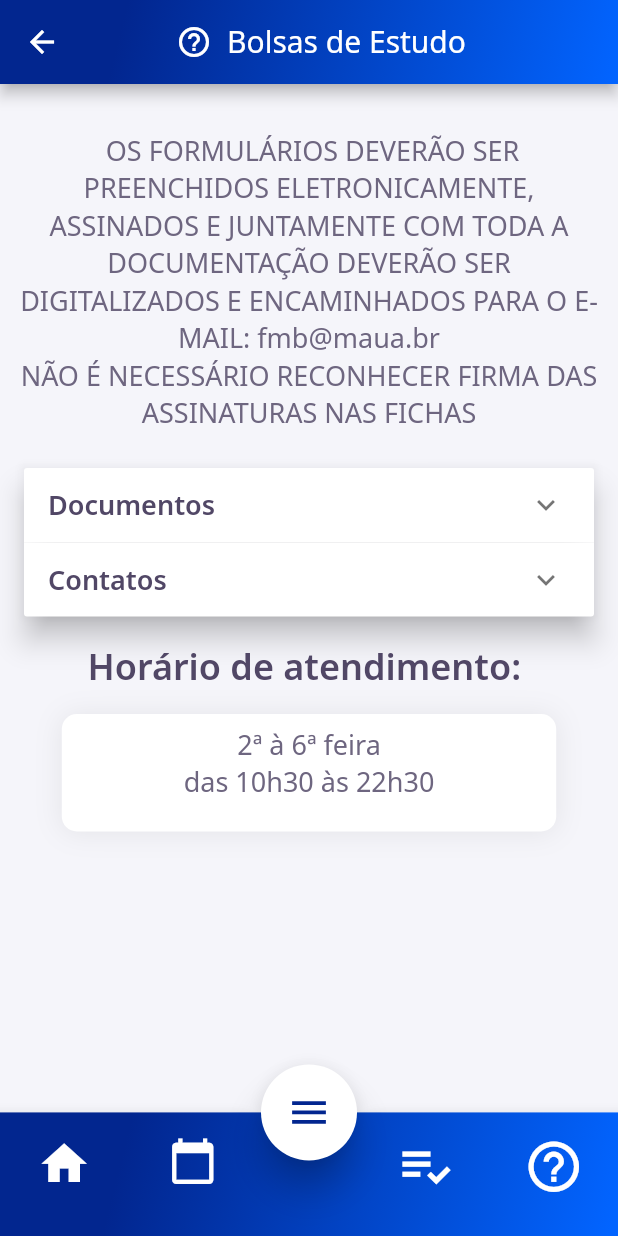
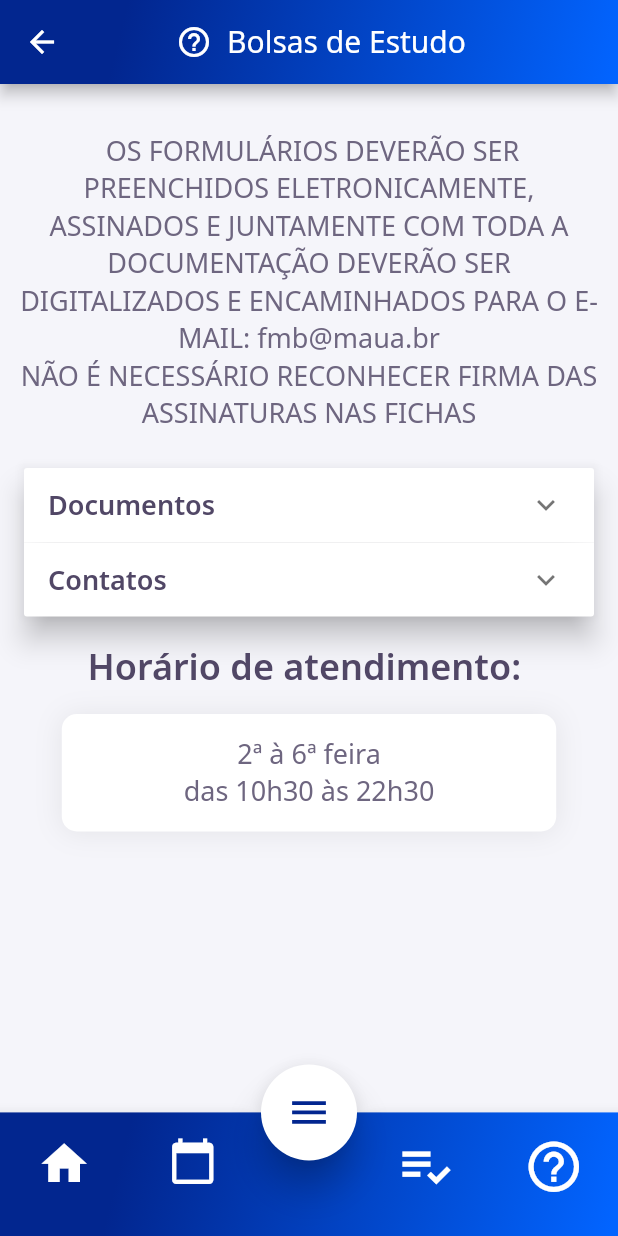
Before and after one commit to Maua-Dev/System_Maua_Front, a Flutter app: the HelpBolsasPage screen opened by its route, on a phone screen of 412 x 824 dp. Run offline on Flutter 3.47's test engine with Material 2 defaults, Android fonts, the phone set to English and light mode, and no system bars; our stand-ins replace flutter_calendar_carousel, flutter_mobx, flutter_modular, fluttericon, google_fonts, mobx; generated files the repository leaves out were written again; network calls fail.

Commit message:
Update help_bolsas_page.dart

```diff
--- a/lib/app/modules/help-bolsas/help_bolsas_page.dart
+++ b/lib/app/modules/help-bolsas/help_bolsas_page.dart
@@ -132,17 +132,12 @@ class _HelpBolsasPageState
                     color: Colors.white,
                     borderRadius: BorderRadius.circular(10),
                   ),
-                  child: Center(
-                    child: Padding(
-                      padding: const EdgeInsets.symmetric(vertical: 8.0),
-                      child: Column(
-                        children: [
-                          Text('2ª à 6ª feira', textAlign: TextAlign.center),
-                          Text('das 10h30 às 22h30',
-                              textAlign: TextAlign.center),
-                        ],
-                      ),
-                    ),
+                  child: Column(
+                    mainAxisAlignment: MainAxisAlignment.center,
+                    children: [
+                      Text('2ª à 6ª feira', textAlign: TextAlign.center),
+                      Text('das 10h30 às 22h30', textAlign: TextAlign.center),
+                    ],
                   ),
                 ),
               ]),
```
